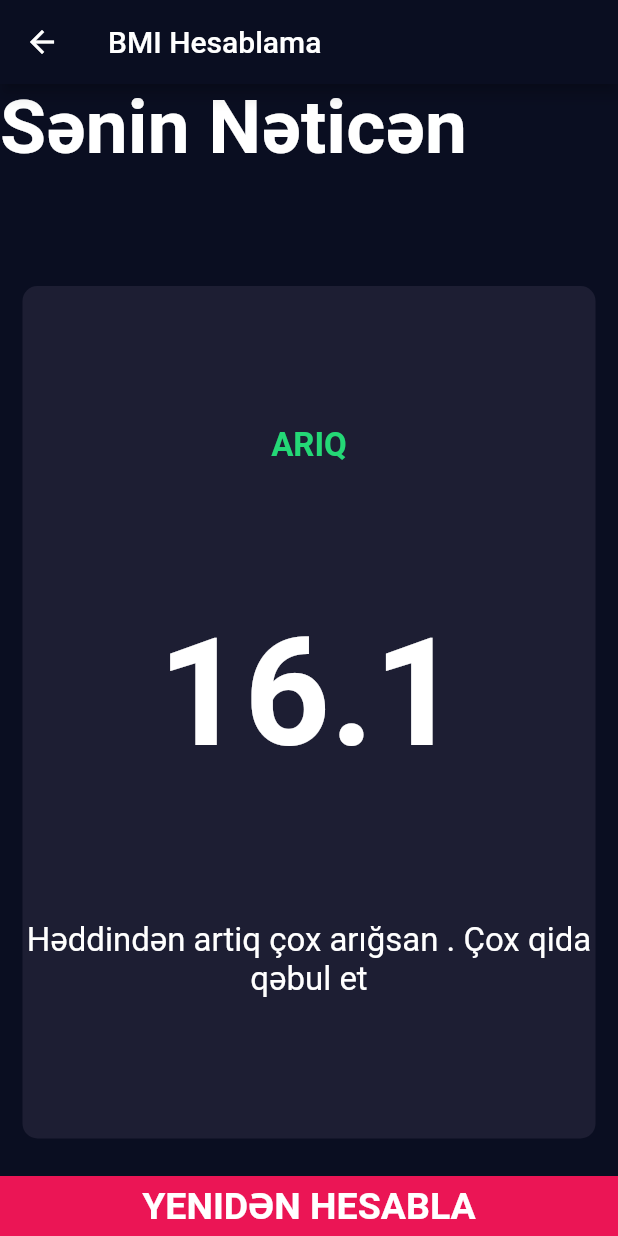
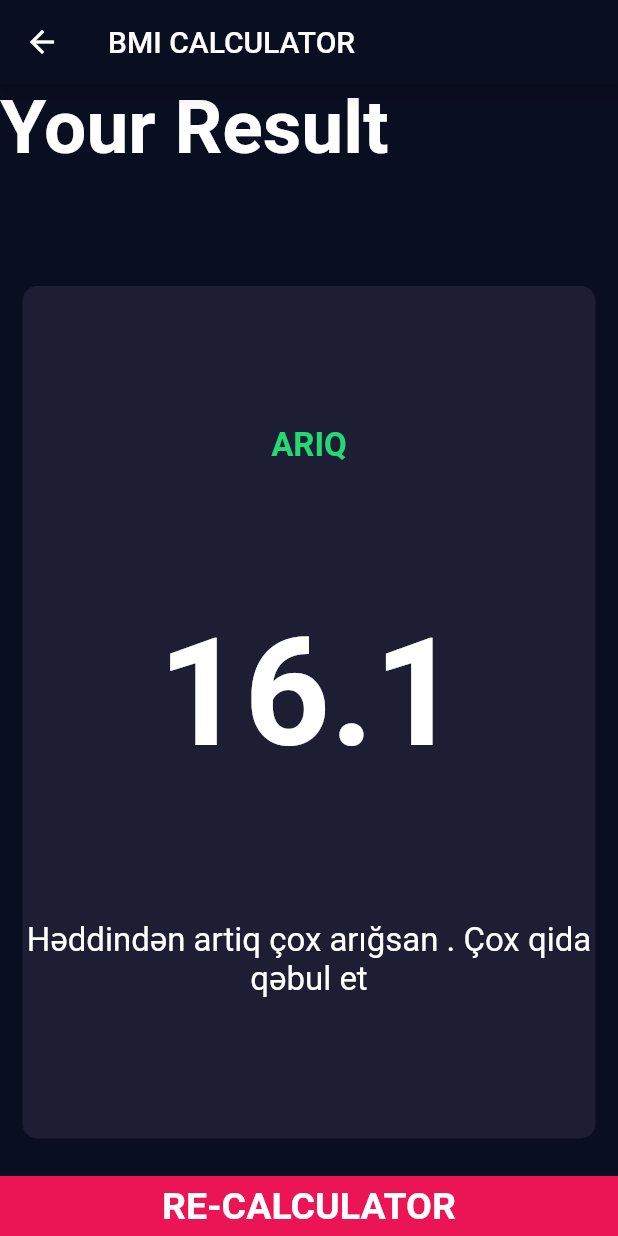
Before and after one commit to mensur056/Flutter_learning, a Flutter app: the screen it shows after launch, after a tap on "CALCULATOR", on a phone screen of 412 x 824 dp. Run offline on Flutter 3.47's test engine with Material 2 defaults, Android fonts, the phone set to English and light mode, and no system bars; our stand-ins replace audioplayers, font_awesome_flutter, geolocator.

Commit message:
MY FOURTH APP

```diff
--- a/life_expectancy/lib/screens/results_page.dart
+++ b/life_expectancy/lib/screens/results_page.dart
@@ -14,7 +14,7 @@ ResultsPage({required this.bmiResult,required this.interpretation,required this.
     return Scaffold(
       appBar: AppBar(
         title: Text(
-          'BMI Hesablama',
+          'BMI CALCULATOR',
         ),
       ),
       body: Container(
@@ -25,7 +25,7 @@ ResultsPage({required this.bmiResult,required this.interpretation,required this.
             Expanded(
               child: Container(
                 child: Text(
-                  'Sənin Nəticən',
+                  'Your Result',
                   style: kTitleTextStyle,
                 ),
               ),
@@ -54,7 +54,7 @@ ResultsPage({required this.bmiResult,required this.interpretation,required this.
                 ),
               ),
             ),BottomButton(
-              buttonTitle: 'YENIDƏN HESABLA',
+              buttonTitle: 'RE-CALCULATOR',
               onTap: () {
                 Navigator.pop(context);
               },
```
